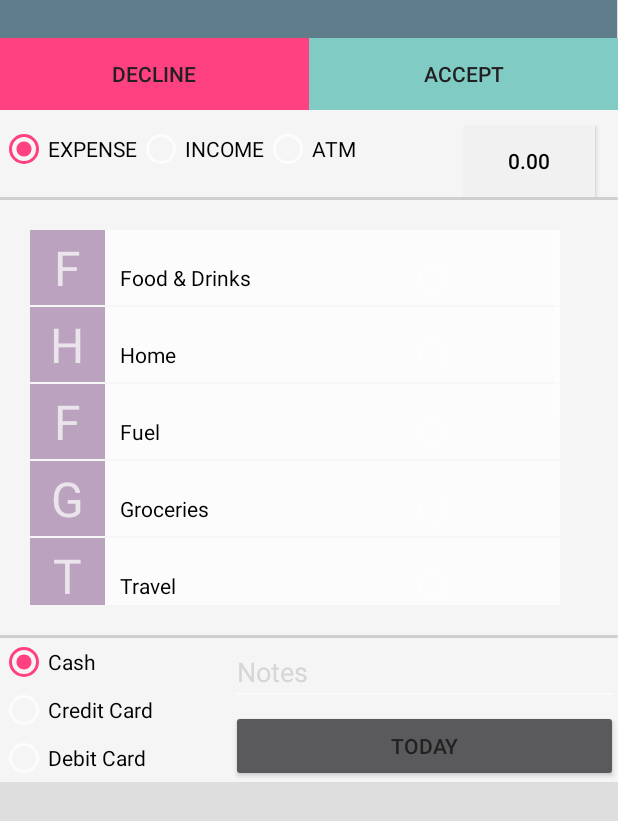
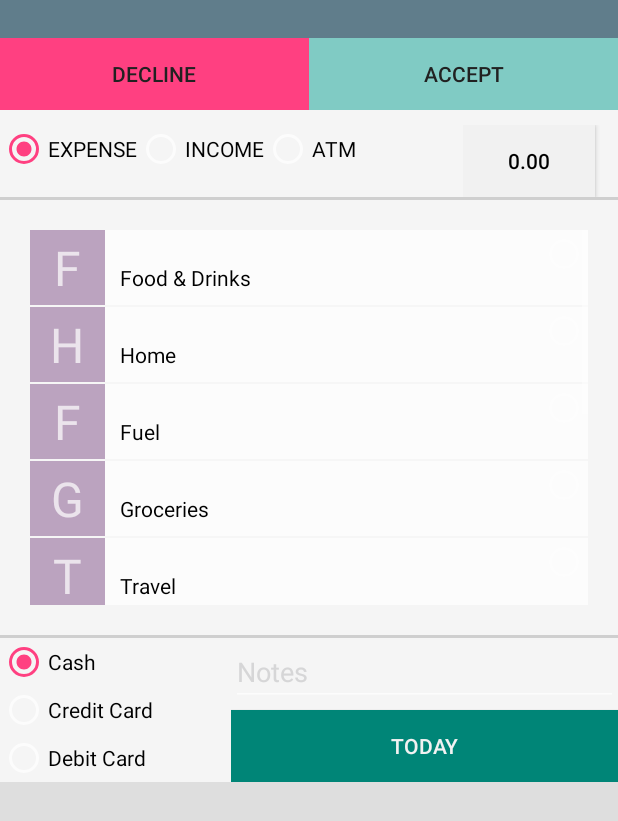
Before and after one commit to palaniramkumar/ExpenseManager, an Android app: the Expense_add_window screen opened directly, with no data from a screen before it, on a phone screen of 412 x 824 dp. Shown: the top 821 px of the screen. Run offline under Robolectric (Android 15) with nearby library versions, the phone set to English and light mode, and no system bars; plain views replace RippleView.

Commit message:
Meterial UI #19

```diff
--- a/app/src/main/java/com/reader/ramkumar/expensemanager/adapter/NotificationCard.java
+++ b/app/src/main/java/com/reader/ramkumar/expensemanager/adapter/NotificationCard.java
@@ -270,9 +270,9 @@ public class NotificationCard extends CardWithList {
 
                     //new TestDialog(getContext()).show();
 
-                    UndoBar undoBar = new UndoBar.Builder((Activity) getContext())//
-                            .setMessage("Successfully Deleted ")//
-                            .setStyle(UndoBar.Style.LOLLIPOP)//
+                    UndoBar undoBar = new UndoBar.Builder((Activity) getContext())
+                            .setMessage("Successfully Deleted ")
+                            .setStyle(UndoBar.Style.LOLLIPOP)
                             .setUndoColor(getContext().getResources().getColor(R.color.myAccentColor))
                             .setAlignParentBottom(true)
                             .setUndoToken(new Parcelable() {
--- a/app/src/main/res/layout/activity_expense_add_window.xml
+++ b/app/src/main/res/layout/activity_expense_add_window.xml
@@ -140,13 +140,17 @@
     <TableRow
         android:background="@color/secondary_text_default_material_dark"
         android:padding="20dp">
-
+        <FrameLayout
+            android:layout_width="0dp"
+            android:layout_height="wrap_content"
+            android:layout_weight="1">
         <ListView
             android:id="@android:id/list"
             android:layout_width="fill_parent"
             android:layout_height="250dp"
             android:layout_span="0"
             android:textColor="#000000" />
+        </FrameLayout>
 
     </TableRow>
 
@@ -216,6 +220,8 @@
                 android:layout_width="match_parent"
                 android:layout_height="wrap_content"
                 android:layout_gravity="bottom"
+                android:background="@color/accent_material_light"
+                android:textColor="@color/myDrawerBackground"
                 android:layout_margin="0dp"
                 android:text="Today" />
         </FrameLayout>
@@ -241,7 +247,7 @@
                     android:layout_gravity="center_horizontal"
                     android:layout_margin="0dp"
                     android:visibility="invisible"
-                    android:background="@color/material_deep_teal_500"
+                    android:background="@color/material_blue_500"
                     android:text="Delete" />
             </com.andexert.library.RippleView>
         </FrameLayout>
--- a/app/src/main/res/layout/list_radio_items.xml
+++ b/app/src/main/res/layout/list_radio_items.xml
@@ -1,7 +1,7 @@
 <?xml version="1.0" encoding="utf-8"?>
 
 <LinearLayout xmlns:android="http://schemas.android.com/apk/res/android"
-    android:layout_width="match_parent"
+    android:layout_width="fill_parent"
     android:onClick="onClickListView"
     android:layout_height="match_parent"
     android:background="@color/secondary_text_default_material_dark"
@@ -27,14 +27,16 @@
         android:layout_width="200dp"
         android:layout_height="wrap_content"
         android:text=""/>
-
+    <LinearLayout
+        android:layout_width="fill_parent"
+        android:layout_height="wrap_content"
+        android:gravity="right|center"
+        >
     <RadioButton
         android:id="@+id/radio"
         android:layout_width="wrap_content"
+        android:gravity="center_horizontal|center_vertical"
         android:layout_height="wrap_content"
-        android:layout_alignParentRight="true"
-        android:enabled="false"
-        android:layout_marginLeft="4px"
-        android:gravity="center_vertical|center_horizontal"
-        android:layout_marginRight="10px"/>
+        android:enabled="false" />
+        </LinearLayout>
 </LinearLayout>
--- a/app/src/main/res/values/strings.xml
+++ b/app/src/main/res/values/strings.xml
@@ -22,7 +22,9 @@
     <string name="hello_blank_fragment">Hello blank fragment</string>
     <string name="title_activity_activity_expense_add_cash">activity_expense_add_cash</string>
     <string name="title_activity_expense_from__wallet">Expense_from_Wallet</string>
-
     <string name="title_activity_demo">demo</string>
 
+    <string name="undo">UNDO</string>
+    <string name="undo_english">OK</string>
+
 </resources>
```
Also changed, not shown: app/src/main/java/com/reader/ramkumar/expensemanager/Expense_add_window.java (+19 -13 lines), app/src/main/java/com/reader/ramkumar/expensemanager/main.java (+13 -3 lines), app/src/main/java/com/reader/ramkumar/expensemanager/util/UndoBar.java (added, +40 -0 lines), app/src/main/res/layout/fragment_expense_trend.xml (+44 -21 lines), app/src/main/res/layout/fragment_main.xml (+45 -31 lines).
